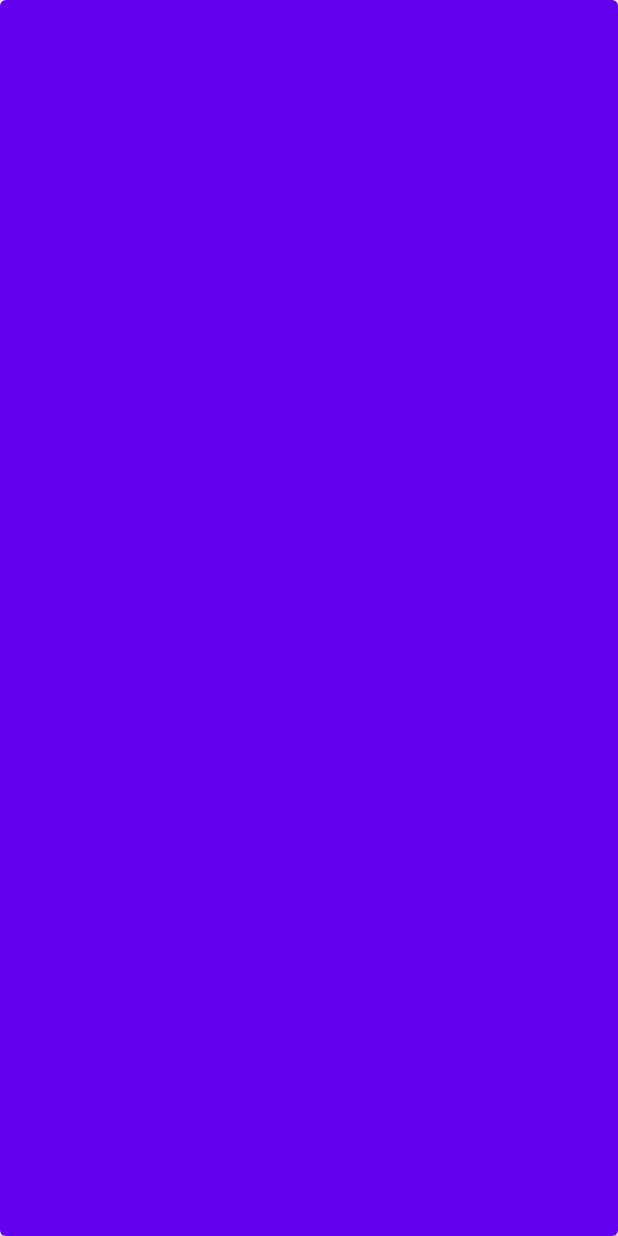
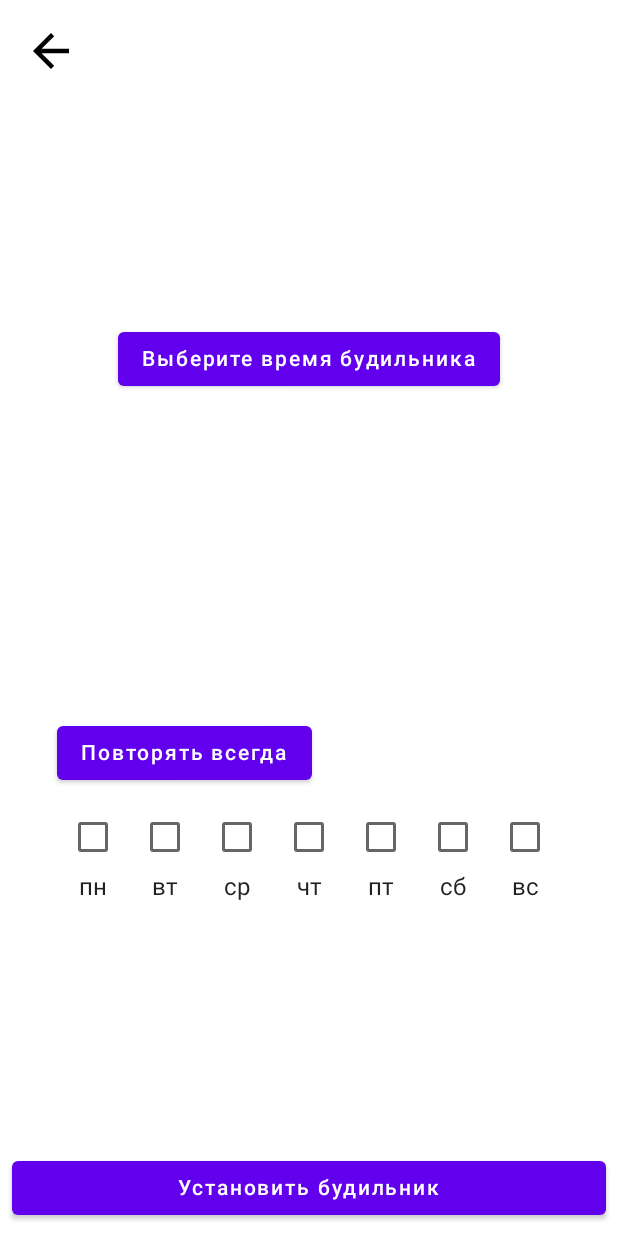
Before and after one commit to doll-blues-vachello/vezdekod2022-mobile-finale, an Android app built with Jetpack Compose: the screen it shows after launch (MainActivity), on a phone screen of 412 x 824 dp. Before the commit the screen is almost empty. Run offline under Robolectric (Android 15) with nearby library versions, the phone set to English and light mode, and no system bars; our stand-ins replace Dagger/Hilt's generated code, Room's generated code, livedata-compose; libraries missing offline, so code that uses them is left out: com.jakewharton.retrofit2.

Commit message:
feat: implement adding and deleting multiple alarms

```diff
--- a/app/build.gradle.kts
+++ b/app/build.gradle.kts
@@ -11,7 +11,7 @@ android {
     compileSdk = 32
 
     defaultConfig {
-        applicationId = "ru.dollbluesvachello.vezdekodfinale2022"
+        applicationId = "ru.kheynov.vezdekodfinale2022"
         minSdk = 21
         targetSdk = 32
         versionCode = 1
--- a/app/src/main/java/ru/kheynov/vezdekodfinale2022/data/db/Alarm.kt
+++ b/app/src/main/java/ru/kheynov/vezdekodfinale2022/data/db/Alarm.kt
@@ -6,7 +6,7 @@ import androidx.room.PrimaryKey
 
 @Entity(tableName = "alarms")
 data class Alarm(
+    @ColumnInfo(name = "time") val time: String = "",
+    @ColumnInfo(name = "dates") val date: String = "",
     @PrimaryKey(autoGenerate = true) val id: Int? = null,
-    @ColumnInfo(name = "time") val time: Long = 0,
-    @ColumnInfo(name = "date") val date: Long = 0,
 )
--- a/app/src/main/java/ru/kheynov/vezdekodfinale2022/presentation/screens/alarm_clock/AlarmScreenViewModel.kt
+++ b/app/src/main/java/ru/kheynov/vezdekodfinale2022/presentation/screens/alarm_clock/AlarmScreenViewModel.kt
@@ -34,4 +34,10 @@ class AlarmScreenViewModel @Inject constructor(
             repository.insertAlarm(alarm)
         }
     }
+
+    fun removeAlarm(alarm: Alarm) {
+        viewModelScope.launch {
+            repository.deleteAlarm(alarm)
+        }
+    }
 }
--- a/app/src/main/java/ru/kheynov/vezdekodfinale2022/presentation/screens/alarm_scheduler/AlarmScheduler.kt
+++ b/app/src/main/java/ru/kheynov/vezdekodfinale2022/presentation/screens/alarm_scheduler/AlarmScheduler.kt
@@ -1,31 +1,142 @@
 package ru.kheynov.vezdekodfinale2022.presentation.screens.alarm_scheduler
 
+import android.app.TimePickerDialog
+import android.icu.util.Calendar
+import android.os.Build
 import android.util.Log
+import android.widget.Toast
+import androidx.annotation.RequiresApi
+import androidx.compose.foundation.Image
+import androidx.compose.foundation.clickable
+import androidx.compose.foundation.isSystemInDarkTheme
 import androidx.compose.foundation.layout.Arrangement
+import androidx.compose.foundation.layout.Box
 import androidx.compose.foundation.layout.Column
 import androidx.compose.foundation.layout.fillMaxSize
+import androidx.compose.foundation.layout.fillMaxWidth
+import androidx.compose.foundation.layout.padding
+import androidx.compose.foundation.layout.size
 import androidx.compose.material.Button
 import androidx.compose.material.Text
 import androidx.compose.runtime.Composable
+import androidx.compose.runtime.livedata.observeAsState
+import androidx.compose.runtime.remember
 import androidx.compose.ui.Alignment
 import androidx.compose.ui.Modifier
+import androidx.compose.ui.graphics.Color
+import androidx.compose.ui.graphics.ColorFilter
+import androidx.compose.ui.platform.LocalContext
+import androidx.compose.ui.res.painterResource
+import androidx.compose.ui.text.style.TextAlign
+import androidx.compose.ui.unit.dp
+import androidx.compose.ui.unit.sp
+import androidx.hilt.navigation.compose.hiltViewModel
+import androidx.lifecycle.MutableLiveData
+import ru.kheynov.vezdekodfinale2022.R
 import ru.kheynov.vezdekodfinale2022.data.db.Alarm
 
 private const val TAG = "AlarmScheduler"
 
+@RequiresApi(Build.VERSION_CODES.N)
 @Composable
 fun AlarmScheduler(
+    viewModel: AlarmSchedulerViewModel = hiltViewModel(),
     onSchedule: (Alarm) -> Unit = {},
+    onDismiss: () -> Unit = {},
 ) {
+    val context = LocalContext.current
+
+    val calendar = Calendar.getInstance()
+
+    val dayOfWeekChooserState = viewModel.dayOfWeekChooserState.observeAsState()
+
+    val hour = calendar[Calendar.HOUR_OF_DAY]
+    val minute = calendar[Calendar.MINUTE]
+
+    val time = remember {
+        MutableLiveData("")
+    }
+
+    time.observeForever {
+        if (it.isNotEmpty()) {
+            Log.i(TAG, "time: ${time.value}")
+            viewModel.time = time.value.toString()
+        }
+    }
+
+    val timePickerDialog = TimePickerDialog(
+        context,
+        { _, mHour: Int, mMinute: Int ->
+            time.value = "$mHour:$mMinute"
+        }, hour, minute, true
+    )
+    Box(modifier = Modifier.fillMaxSize(),
+        contentAlignment = Alignment.TopStart) {
+        Box(Modifier.clickable { onDismiss() }) {
+            Image(
+                modifier = Modifier
+                    .padding(16.dp)
+                    .size(36.dp),
+                painter = painterResource(id = R.drawable.ic_baseline_arrow_back_24),
+                contentDescription = "back button",
+                colorFilter =
+                if (isSystemInDarkTheme())
+                    ColorFilter.tint(Color.White)
+                else
+                    null,
+            )
+        }
+
+    }
     Column(
         modifier = Modifier.fillMaxSize(),
         horizontalAlignment = Alignment.CenterHorizontally,
         verticalArrangement = Arrangement.SpaceEvenly,
     ) {
+        if (time.observeAsState().value?.isNotEmpty() == true) {
+            Text(
+                text = "Выбранное время будильника: \n ${time.observeAsState().value}",
+                fontSize = 40.sp,
+                textAlign = TextAlign.Center,
+            )
+        }
+
         Button(onClick = {
+            timePickerDialog.show()
             Log.i(TAG, "AlarmScheduler: dateTimePicker toggled!")
         }) {
             Text(text = "Выберите время будильника")
         }
+
+        Column() {
+            Button(onClick = { viewModel.selectAllDays() }) {
+                Text(text = "Повторять всегда")
+            }
+            DayOfWeekChooser(
+                initialState = dayOfWeekChooserState.value,
+                onStateChanged =
+                { index, state -> viewModel.onDayChooserStateUpdated(index, state) },
+            )
+        }
+    }
+    Box(
+        modifier = Modifier
+            .fillMaxSize()
+            .padding(8.dp),
+        contentAlignment = Alignment.BottomCenter
+    ) {
+        Button(modifier = Modifier.fillMaxWidth(),
+            onClick = {
+                val res = viewModel.getAlarm()
+                if (res != null) {
+                    onSchedule(res)
+                } else {
+                    Toast.makeText(context, "Сначала укажите время будильника!", Toast
+                        .LENGTH_SHORT).show()
+                }
+            }
+        ) {
+            Text(text = "Установить будильник")
+        }
     }
 }
--- /dev/null
+++ b/app/src/main/java/ru/kheynov/vezdekodfinale2022/presentation/screens/alarm_scheduler/AlarmSchedulerViewModel.kt
@@ -0,0 +1,53 @@
+package ru.kheynov.vezdekodfinale2022.presentation.screens.alarm_scheduler
+
+import androidx.lifecycle.MutableLiveData
+import androidx.lifecycle.ViewModel
+import dagger.hilt.android.lifecycle.HiltViewModel
+import ru.kheynov.vezdekodfinale2022.data.db.Alarm
+import javax.inject.Inject
+
+@HiltViewModel
+class AlarmSchedulerViewModel @Inject constructor() : ViewModel() {
+
+    private var _dayOfWeekChooserState = Array(7) { false }
+    val dayOfWeekChooserState = MutableLiveData<Array<Boolean>>()
+
+    private fun updateDayChooserState() {
+        dayOfWeekChooserState.value = _dayOfWeekChooserState.clone()
+    }
+
+    var time: String = ""
+
+    init {
+        updateDayChooserState()
+    }
+
+    fun onDayChooserStateUpdated(index: Int, state: Boolean) {
+        _dayOfWeekChooserState[index] = state
+        updateDayChooserState()
+    }
+
+    fun selectAllDays() {
+        for (i in _dayOfWeekChooserState.indices) {
+            _dayOfWeekChooserState[i] = true
+        }
+        updateDayChooserState()
+    }
+
+    fun getAlarm(): Alarm? {
+        if (time.isEmpty()) return null
+        return Alarm(
+            time = time,
+            date = dayOfWeekStateToString()
+        )
+    }
+
+    private fun dayOfWeekStateToString(): String {
+        val res = StringBuilder()
+        _dayOfWeekChooserState.forEach {
+            res.append(if (it) "t," else "f,")
+        }
+        res.deleteCharAt(res.length - 1)
+        return res.toString()
+    }
+}
--- /dev/null
+++ b/app/src/main/java/ru/kheynov/vezdekodfinale2022/presentation/screens/alarm_scheduler/DayOfWeekChooser.kt
@@ -0,0 +1,81 @@
+package ru.kheynov.vezdekodfinale2022.presentation.screens.alarm_scheduler
+
+import android.util.Log
+import androidx.compose.foundation.layout.Arrangement
+import androidx.compose.foundation.layout.Column
+import androidx.compose.foundation.layout.Row
+import androidx.compose.foundation.layout.fillMaxWidth
+import androidx.compose.foundation.layout.height
+import androidx.compose.foundation.layout.padding
+import androidx.compose.material.Checkbox
+import androidx.compose.material.MaterialTheme
+import androidx.compose.material.Surface
+import androidx.compose.material.Text
+import androidx.compose.runtime.Composable
+import androidx.compose.ui.Alignment
+import androidx.compose.ui.Modifier
+import androidx.compose.ui.tooling.preview.Preview
+import androidx.compose.ui.unit.dp
+
+private const val TAG = "DayOfWeekChooser"
+
+@Composable
+fun DayOfWeekChooser(
+    modifier: Modifier = Modifier,
+    initialState: Array<Boolean>?,
+    onStateChanged: (Int, Boolean) -> Unit,
+) {
+    Row(modifier = modifier, horizontalArrangement = Arrangement.SpaceEvenly) {
+        repeat(7) { i ->
+            DayOfWeekElement(name = daysOfWeek[i],
+                state = initialState?.get(i) ?: false,
+                onChecked = { state ->
+                    onStateChanged(i, state)
+                })
+        }
+    }
+}
+
+@Composable
+fun DayOfWeekElement(
+    name: String,
+    state: Boolean,
+    onChecked: (Boolean) -> Unit,
+) {
+    Column(modifier = Modifier.padding(vertical = 8.dp), horizontalAlignment = Alignment
+        .CenterHorizontally) {
+        Checkbox(checked = state, onCheckedChange = onChecked)
+        Text(text = name)
+    }
+}
+
+@Preview
+@Composable
+fun DayOfWeekPreview() {
+    Surface(modifier = Modifier
+        .fillMaxWidth()
+        .height(200.dp),
+        color = MaterialTheme.colors.background) {
+        DayOfWeekChooser(initialState = arrayOf(true,
+            true,
+            true,
+            true,
+            false,
+            true,
+            true),
+            onStateChanged = { index, state ->
+                Log.i(TAG, "DayOfWeekPreview: index: $index, " +
+                        "state: $state")
+            })
+    }
+}
+
+val daysOfWeek = arrayOf(
+    "пн",
+    "вт",
+    "ср",
+    "чт",
+    "пт",
+    "сб",
+    "вс",
+)
--- /dev/null
+++ b/app/src/main/res/drawable/ic_baseline_arrow_back_24.xml
@@ -0,0 +1,5 @@
+<vector android:autoMirrored="true" android:height="24dp"
+    android:tint="#000000" android:viewportHeight="24"
+    android:viewportWidth="24" android:width="24dp" xmlns:android="http://schemas.android.com/apk/res/android">
+    <path android:fillColor="@android:color/white" android:pathData="M20,11H7.83l5.59,-5.59L12,4l-8,8 8,8 1.41,-1.41L7.83,13H20v-2z"/>
+</vector>
--- /dev/null
+++ b/app/src/main/res/drawable/ic_baseline_delete_24.xml
@@ -0,0 +1,5 @@
+<vector android:height="24dp" android:tint="#000000"
+    android:viewportHeight="24" android:viewportWidth="24"
+    android:width="24dp" xmlns:android="http://schemas.android.com/apk/res/android">
+    <path android:fillColor="@android:color/white" android:pathData="M6,19c0,1.1 0.9,2 2,2h8c1.1,0 2,-0.9 2,-2V7H6v12zM19,4h-3.5l-1,-1h-5l-1,1H5v2h14V4z"/>
+</vector>
```
Also changed, not shown: app/src/main/java/ru/kheynov/vezdekodfinale2022/presentation/screens/alarm_clock/AlarmListItem.kt (added, +108 -0 lines), app/src/main/java/ru/kheynov/vezdekodfinale2022/presentation/screens/alarm_clock/AlarmScreen.kt (+49 -11 lines).
